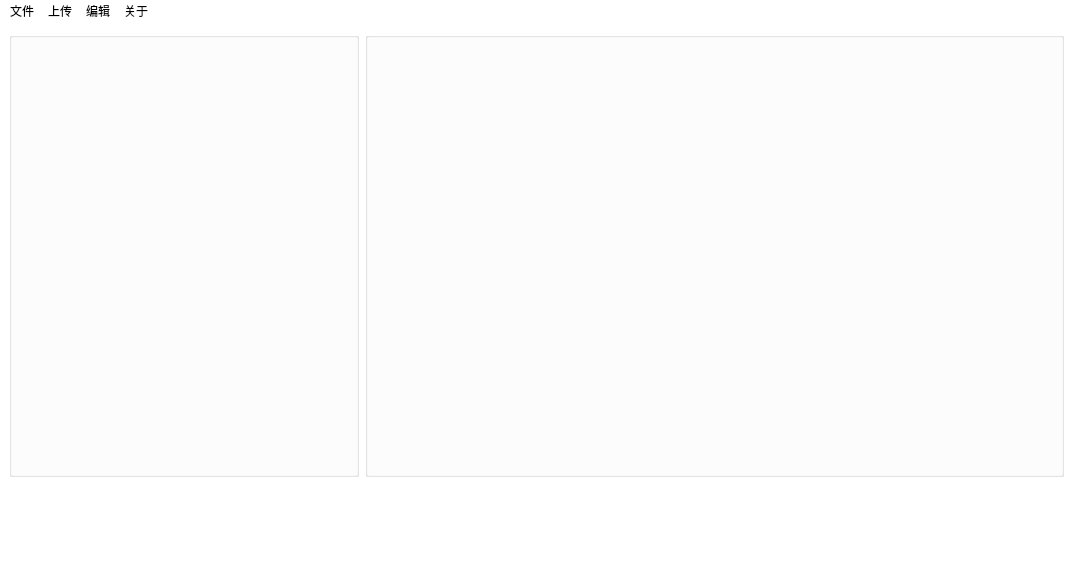
Marcus-P-114514/Genshin-Impact-BWiKi-NPC-Editor, file workingarea.ui: the form before one commit.
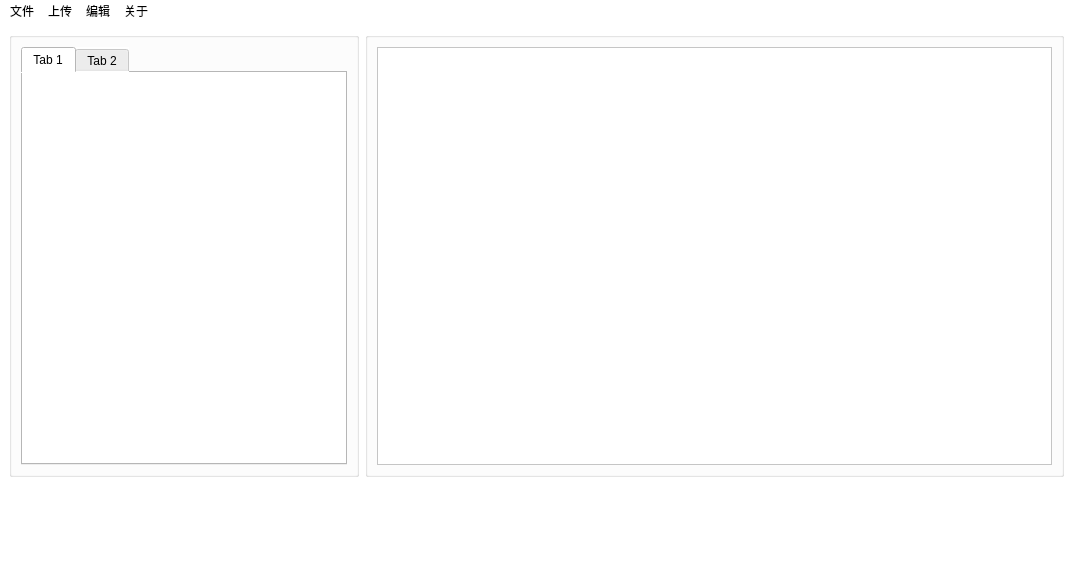
The form after the commit. Icons and pictures are not drawn.

Commit message:
Complete Basic UI
Background & Elements

The edit to the form file:
```diff
--- a/workingarea.ui
+++ b/workingarea.ui
@@ -17,11 +17,23 @@
    <string notr="true">background-color: rgb(255, 255, 255);</string>
   </property>
   <widget class="QWidget" name="centralwidget">
+   <property name="sizePolicy">
+    <sizepolicy hsizetype="Maximum" vsizetype="Maximum">
+     <horstretch>0</horstretch>
+     <verstretch>0</verstretch>
+    </sizepolicy>
+   </property>
    <layout class="QGridLayout" name="gridLayout_2">
     <item row="0" column="0">
      <layout class="QGridLayout" name="gridLayout">
       <item row="0" column="0">
-       <widget class="QGroupBox" name="groupBox">
+       <widget class="QGroupBox" name="toolbox_container">
+        <property name="sizePolicy">
+         <sizepolicy hsizetype="MinimumExpanding" vsizetype="Preferred">
+          <horstretch>0</horstretch>
+          <verstretch>0</verstretch>
+         </sizepolicy>
+        </property>
         <property name="maximumSize">
          <size>
           <width>350</width>
@@ -34,16 +46,65 @@
         <property name="title">
          <string/>
         </property>
+        <layout class="QGridLayout" name="gridLayout_4">
+         <item row="0" column="0">
+          <widget class="QTabWidget" name="toolbox">
+           <property name="sizePolicy">
+            <sizepolicy hsizetype="MinimumExpanding" vsizetype="MinimumExpanding">
+             <horstretch>0</horstretch>
+             <verstretch>0</verstretch>
+            </sizepolicy>
+           </property>
+           <property name="styleSheet">
+            <string notr="true">border-image: url(:/ui/resources/ui/bg_light.png);</string>
+           </property>
+           <property name="currentIndex">
+            <number>0</number>
+           </property>
+           <widget class="QWidget" name="basic_info">
+            <attribute name="title">
+             <string>Tab 1</string>
+            </attribute>
+           </widget>
+           <widget class="QWidget" name="store">
+            <attribute name="title">
+             <string>Tab 2</string>
+            </attribute>
+           </widget>
+          </widget>
+         </item>
+        </layout>
        </widget>
       </item>
       <item row="0" column="1">
        <widget class="QGroupBox" name="code">
+        <property name="sizePolicy">
+         <sizepolicy hsizetype="MinimumExpanding" vsizetype="Preferred">
+          <horstretch>0</horstretch>
+          <verstretch>0</verstretch>
+         </sizepolicy>
+        </property>
         <property name="styleSheet">
          <string notr="true">border-image: url(:/ui/resources/ui/code_output_container_bg_light.png);</string>
         </property>
         <property name="title">
          <string/>
         </property>
+        <layout class="QGridLayout" name="gridLayout_3">
+         <item row="0" column="0">
+          <widget class="QTextEdit" name="code_output">
+           <property name="sizePolicy">
+            <sizepolicy hsizetype="MinimumExpanding" vsizetype="MinimumExpanding">
+             <horstretch>0</horstretch>
+             <verstretch>0</verstretch>
+            </sizepolicy>
+           </property>
+           <property name="styleSheet">
+            <string notr="true">border-image: url(:/ui/resources/ui/bg_light.png);</string>
+           </property>
+          </widget>
+         </item>
+        </layout>
        </widget>
       </item>
       <item row="1" column="0" colspan="2">
```
Left out of the diff: 6 changed lines with no effect on the pictures. The commit also changes 5 other files.
